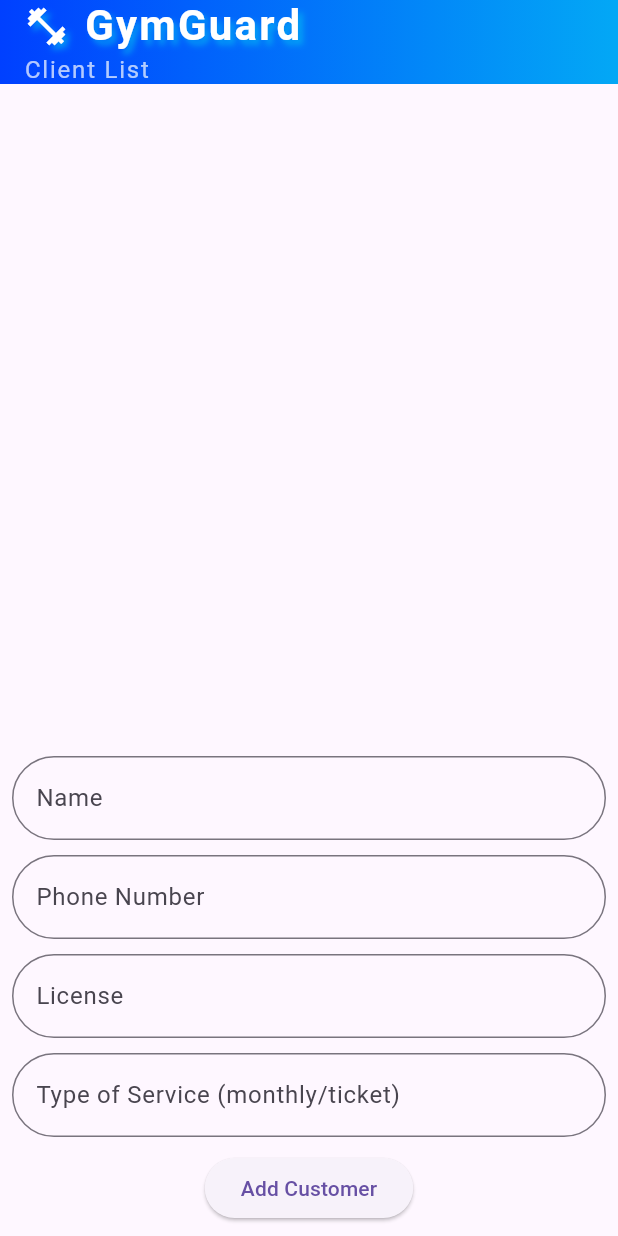
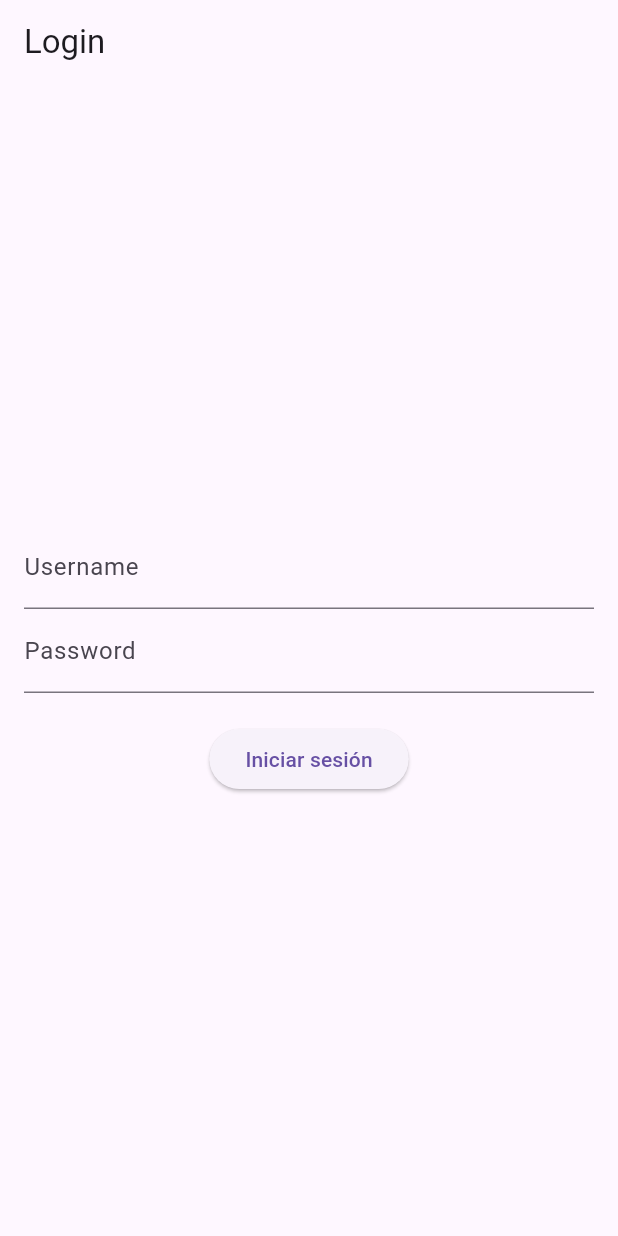
Before and after one commit to DiegoEspx/GymApp, a Flutter app: the screen it shows after launch, on a phone screen of 412 x 824 dp. Run offline on Flutter 3.47's test engine with Material 3 defaults, Android fonts, the phone set to English and light mode, and no system bars; our stand-ins replace cloud_firestore, firebase_core, get, get_storage; accounts and stored records are empty.

Commit message:
login admin

```diff
--- a/lib/main.dart
+++ b/lib/main.dart
@@ -2,7 +2,7 @@ import 'package:firebase_core/firebase_core.dart';
 import 'package:get/get.dart';
 import 'package:flutter/material.dart';
 import 'package:get_storage/get_storage.dart';
-import 'package:proyectproducts/screens/home_screen.dart';
+import 'package:proyectproducts/screens/login_screen.dart';
 import 'firebase_options.dart';
 
 void main() async {
@@ -24,14 +24,13 @@ class MyApp extends StatelessWidget {
 
   @override
   Widget build(BuildContext context) {
-    // Cambiado de MaterialApp a GetMaterialApp
     return GetMaterialApp(
       debugShowCheckedModeBanner: false,
       title: 'GymGuard',
       theme: ThemeData(
         primarySwatch: Colors.deepPurple,
       ),
-      home: HomeScreen(),
+      home: const LoginScreen(), // Mostramos la pantalla de login inicialmente
     );
   }
 }
--- a/lib/models/person.dart
+++ b/lib/models/person.dart
@@ -1,52 +1,45 @@
 import 'package:get/get_rx/src/rx_types/rx_types.dart';
 
 class Person {
-  String id; // ID único para cada persona
   String name;
   String nPhone;
   String license;
   String serviceKind;
   DateTime dateEntry;
-  RxString remainingTime;
-  String password; // Añadido para la contraseña
+  String password;
+  String role; // Nuevo atributo para el rol
+  RxString remainingTime = ''.obs; // Variable reactiva para tiempo restante
 
-  // Constructor que recibe todos los parámetros y el 'id' para identificar el documento
   Person({
-    required this.id,
     required this.name,
     required this.nPhone,
     required this.license,
     required this.serviceKind,
     required this.dateEntry,
-    required this.password, // Pasar la contraseña como parámetro
-  }) : remainingTime = ''.obs;
+    required this.password,
+    this.role = 'client', // Valor predeterminado para rol
+  });
 
-  // Convertir Person a un mapa (JSON) para guardar en Firestore
+  // Constructor de Person a partir de JSON
+  Person.fromJson(Map<String, dynamic> json)
+      : name = json['name'],
+        nPhone = json['nPhone'],
+        license = json['license'],
+        serviceKind = json['serviceKind'],
+        dateEntry = DateTime.parse(json['dateEntry']),
+        password = json['password'],
+        role = json['role'] ?? 'client'; // Si no está definido, será 'client'
+
+  // Convertir Person a JSON
   Map<String, dynamic> toJson() {
     return {
-      'id': id, // Incluir el ID en el JSON
       'name': name,
       'nPhone': nPhone,
       'license': license,
       'serviceKind': serviceKind,
       'dateEntry': dateEntry.toIso8601String(),
-      'password': password, // Incluir la contraseña en el JSON
+      'password': password,
+      'role': role,
     };
   }
-
-  // Crear Person a partir de un mapa (JSON)
-  factory Person.fromJson(Map<String, dynamic> json) {
-    return Person(
-      id: json['id'] ?? '', // Usar el 'id' si está presente
-      name: json['name'] ?? 'Unknown', // Valor predeterminado si es null
-      nPhone: json['nPhone'] ?? 'Unknown', // Valor predeterminado si es null
-      license: json['license'] ?? 'Unknown', // Valor predeterminado si es null
-      serviceKind:
-          json['serviceKind'] ?? 'Unknown', // Valor predeterminado si es null
-      dateEntry: DateTime.parse(json['dateEntry'] ??
-          DateTime.now().toIso8601String()), // Manejo de fecha
-      password: json['password'] ??
-          '', // Asignar un valor predeterminado para la contraseña
-    );
-  }
 }
--- a/lib/screens/edit_person_screen.dart
+++ b/lib/screens/edit_person_screen.dart
@@ -87,7 +87,7 @@ class EditPersonScreen extends StatelessWidget {
                       license: licenseController.text,
                       serviceKind: serviceKindController.text,
                       dateEntry: person.dateEntry,
-                      password: '', id: '',
+                      password: '',
                     ),
                   );
                   Get.back(); // Volver a la pantalla anterior
--- /dev/null
+++ b/lib/screens/login_screen.dart
@@ -0,0 +1,93 @@
+import 'package:flutter/material.dart';
+import 'package:get/get.dart';
+import 'package:get_storage/get_storage.dart';
+import 'package:proyectproducts/screens/home_screen.dart';
+import 'package:proyectproducts/screens/person_screen.dart'; // Importamos PersonScreen
+
+class LoginScreen extends StatefulWidget {
+  const LoginScreen({super.key});
+
+  @override
+  _LoginScreenState createState() => _LoginScreenState();
+}
+
+class _LoginScreenState extends State<LoginScreen> {
+  final _formKey = GlobalKey<FormState>();
+  final TextEditingController _usernameController = TextEditingController();
+  final TextEditingController _passwordController = TextEditingController();
+  final storage = GetStorage();
+
+  // Método para simular el login
+  void _login() {
+    // Aquí deberías agregar la lógica de autenticación con Firebase o cualquier backend que estés usando
+    String username = _usernameController.text;
+    String password = _passwordController.text;
+
+    // Para este ejemplo, vamos a usar datos simulados
+    if (username == 'admin' && password == 'admin123') {
+      // Simulamos que el rol es 'admin'
+      storage.write('role', 'admin');
+      // Redirigimos a la pantalla de admin
+      Get.off(() => HomeScreen());
+    } else if (username == 'persona' && password == 'persona123') {
+      // Simulamos que el rol es 'persona'
+      storage.write('role', 'persona');
+      // Redirigimos a la pantalla de persona
+      Get.off(() => PersonScreen());
+    } else {
+      // Si las credenciales no son correctas, mostramos un mensaje de error
+      Get.snackbar('Error', 'Credenciales incorrectas',
+          snackPosition: SnackPosition.BOTTOM);
+    }
+  }
+
+  @override
+  Widget build(BuildContext context) {
+    return Scaffold(
+      appBar: AppBar(
+        title: const Text('Login'),
+      ),
+      body: Padding(
+        padding: const EdgeInsets.all(16.0),
+        child: Form(
+          key: _formKey,
+          child: Column(
+            mainAxisAlignment: MainAxisAlignment.center,
+            children: [
+              TextFormField(
+                controller: _usernameController,
+                decoration: const InputDecoration(labelText: 'Username'),
+                validator: (value) {
+                  if (value == null || value.isEmpty) {
+                    return 'Por favor ingresa un nombre de usuario';
+                  }
+                  return null;
+                },
+              ),
+              TextFormField(
+                controller: _passwordController,
+                obscureText: true,
+                decoration: const InputDecoration(labelText: 'Password'),
+                validator: (value) {
+                  if (value == null || value.isEmpty) {
+                    return 'Por favor ingresa una contraseña';
+                  }
+                  return null;
+                },
+              ),
+              const SizedBox(height: 20),
+              ElevatedButton(
+                onPressed: () {
+                  if (_formKey.currentState?.validate() ?? false) {
+                    _login();
+                  }
+                },
+                child: const Text('Iniciar sesión'),
+              ),
+            ],
+          ),
+        ),
+      ),
+    );
+  }
+}
```
Also changed, not shown: lib/controllers/person_controllers.dart (+30 -25 lines), lib/screens/home_screen.dart (+13 -3 lines), lib/screens/person_screen.dart (added, +38 -0 lines).
